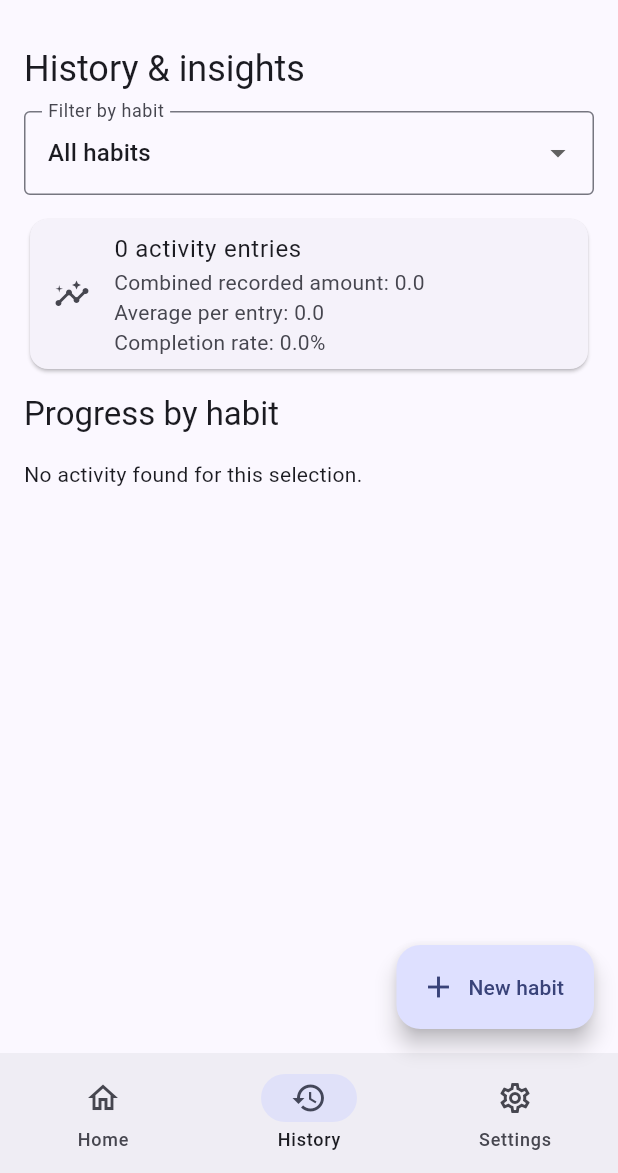
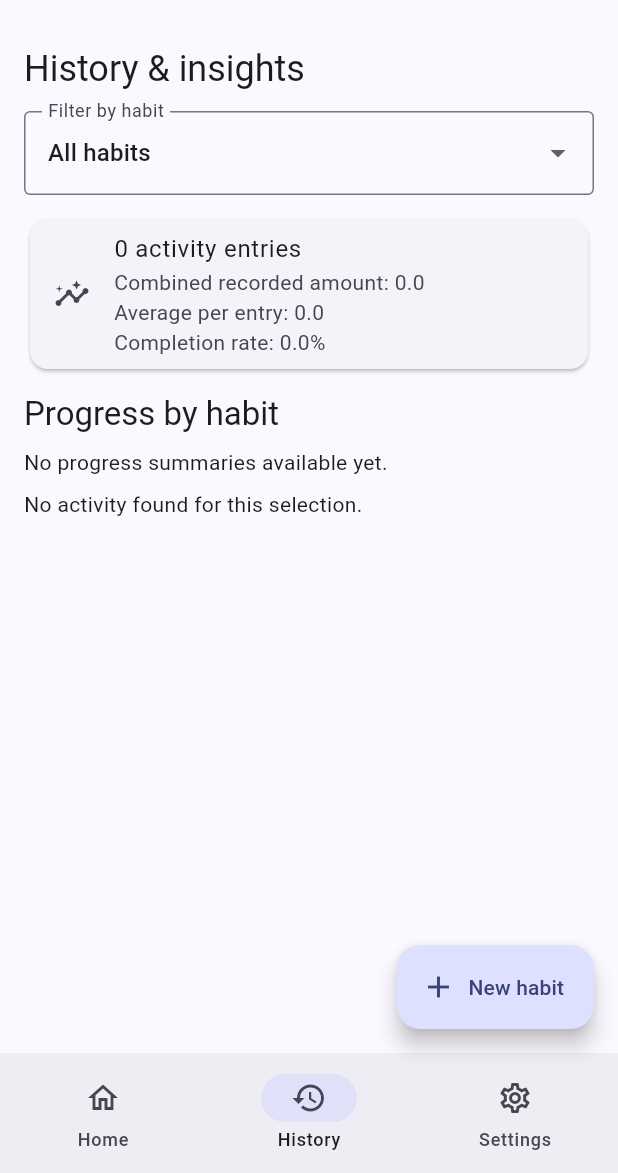
Before and after one commit to nwg02/MAD_project1, a Flutter app: the screen it shows after launch, item 2 of the bottom bar chosen, on a phone screen of 412 x 824 dp, the part 63-1236 px from its top. Run offline on Flutter 3.47's test engine with Material 3 defaults, Android fonts, the phone set to English and light mode, and no system bars; our stand-ins replace shared_preferences, sqflite; accounts and stored records are empty.

Commit message:
Add empty state for habit progress summaries

```diff
--- a/lib/main.dart
+++ b/lib/main.dart
@@ -593,6 +593,9 @@ class _HistoryScreenState extends State<HistoryScreen> {
           style: Theme.of(context).textTheme.titleLarge,
         ),
         const SizedBox(height: 8),
+        if (habitSummaries.isEmpty)
+          const Text('No progress summaries available yet.')
+        else
           ...habitSummaries.entries.map(
             (item) => Card(
               child: ListTile(
```
Lines whose indentation alone changed are shown as unchanged.
